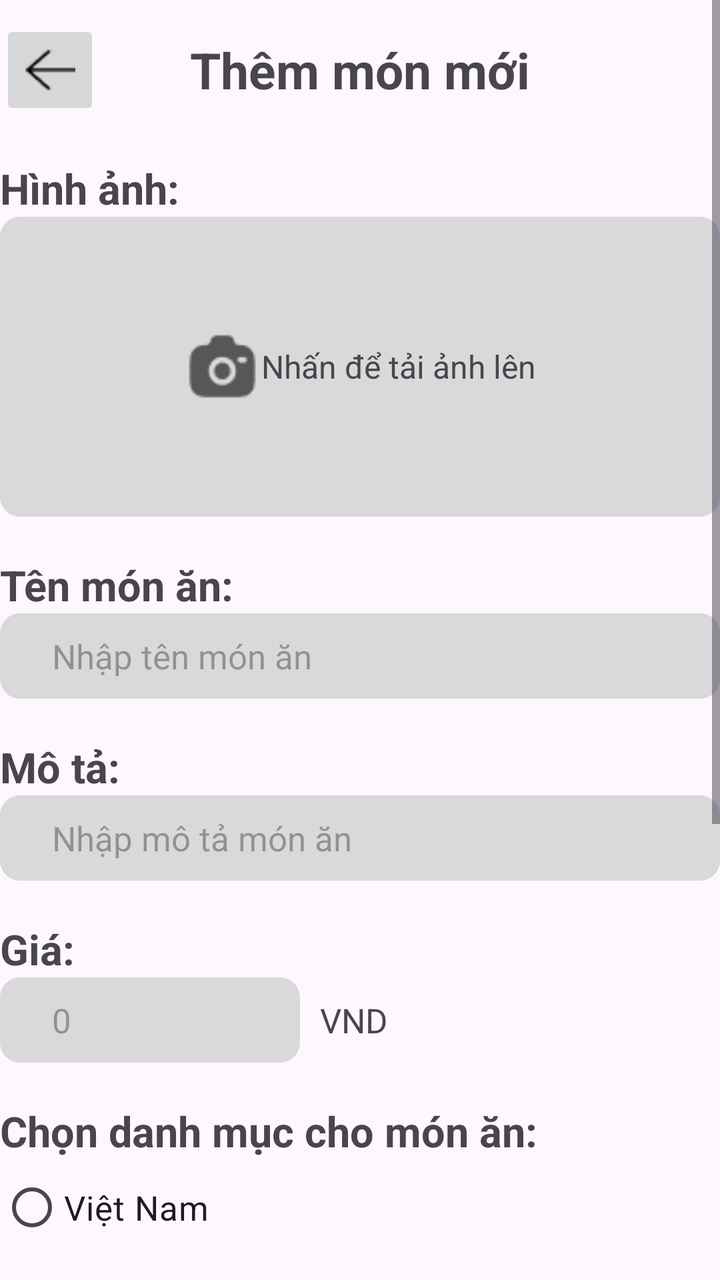
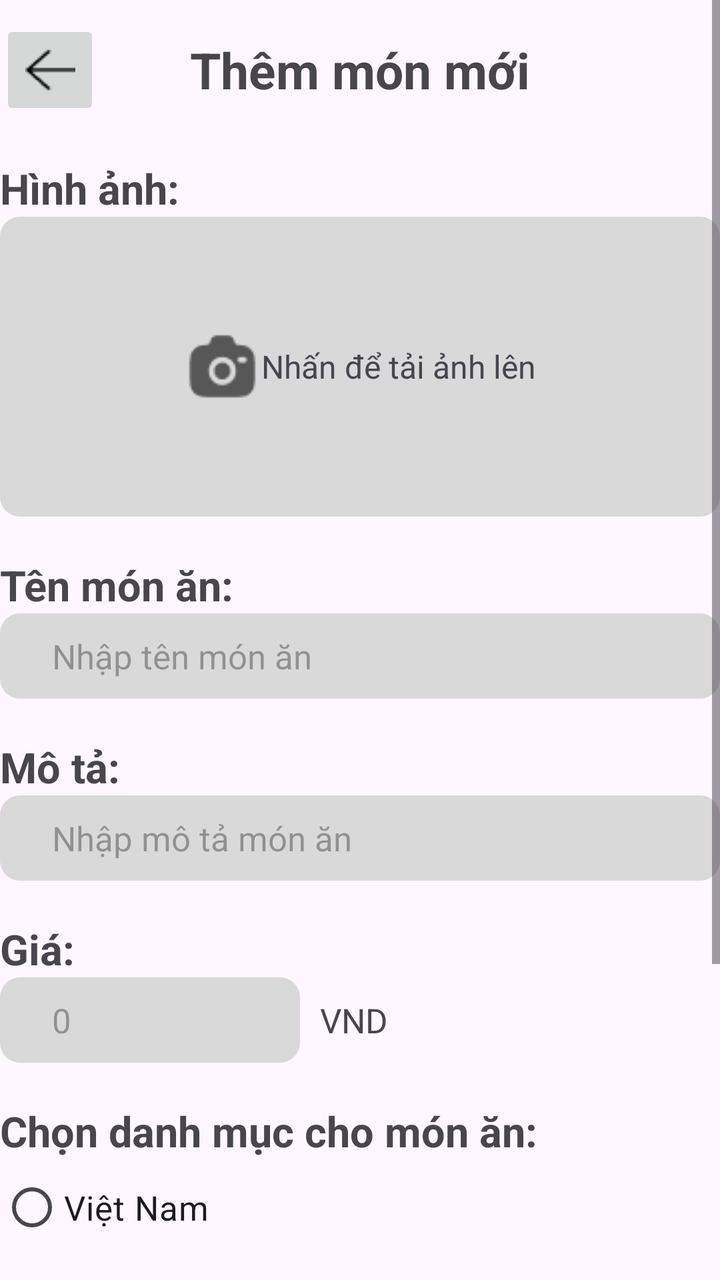

An Android layout rendered at two revisions. The XML below is the earlier revision; the diff shows what the commit changed to produce the second picture.
<!-- AndroidManifest.xml: application theme Theme.TTCN_DangNhap -->
<!-- res/layout/activity_them_mon.xml -->
<?xml version="1.0" encoding="utf-8"?>
<LinearLayout xmlns:android="http://schemas.android.com/apk/res/android"
    xmlns:app="http://schemas.android.com/apk/res-auto"
    xmlns:tools="http://schemas.android.com/tools"
    android:id="@+id/main"
    android:layout_width="match_parent"
    android:layout_height="match_parent"
    android:layout_marginHorizontal="10dp"
    android:layout_marginVertical="10dp"
    tools:context=".ThemMon"
    android:orientation="horizontal">

    <ScrollView
        android:layout_width="match_parent"
        android:layout_height="match_parent"
        >

        <LinearLayout
            android:layout_width="match_parent"
            android:layout_height="wrap_content"
            android:orientation="vertical">


            <LinearLayout
                android:layout_marginVertical="10dp"
                android:layout_width="match_parent"
                android:layout_height="wrap_content">
                <ImageButton
                    android:id="@+id/ibtnBack"
                    android:layout_width="50dp"
                    android:layout_height="50dp"
                    android:layout_weight="0"
                    android:src="@drawable/back"
                    >

                </ImageButton>

                <TextView
                    android:layout_width="wrap_content"
                    android:layout_height="match_parent"
                    android:text="Thêm món mới"
                    android:gravity="center"
                    android:layout_weight="1"
                    android:textSize="25dp"
                    android:textStyle="bold"
                    android:layout_gravity="center"

                    />
                <ImageButton

                    android:layout_width="50dp"
                    android:layout_height="50dp"
                    android:layout_weight="0"
                    android:background="@null"
                    >

                </ImageButton>

            </LinearLayout>

            <LinearLayout
                android:layout_marginVertical="10dp"
                android:layout_width="match_parent"
                android:layout_height="wrap_content"
                android:orientation="vertical">

                <TextView
                    android:layout_width="wrap_content"
                    android:layout_height="wrap_content"
                    android:text="Hình ảnh:"
                    android:textStyle="bold"
                    android:textSize="21dp"
                    android:layout_weight="1"/>
                
                <LinearLayout
                    android:id="@+id/addimgZone"
                    android:layout_width="match_parent"
                    android:layout_height="150dp"
                    android:orientation="horizontal"
                    android:background="@drawable/cr10bd9d9d9"
                    android:gravity="center">

                    <ImageView
                        android:id="@+id/imgPreview"
                        android:layout_width="wrap_content"
                        android:layout_height="wrap_content"
                        android:src="@drawable/solar_camera_bold"/>
                    <TextView
                        android:layout_width="wrap_content"
                        android:layout_height="wrap_content"
                        android:text="Nhấn để tải ảnh lên"

                        android:textSize="16dp"
                        />

                </LinearLayout>

                



            </LinearLayout>

            <LinearLayout

                android:layout_marginVertical="10dp"
                android:layout_width="match_parent"
                android:layout_height="wrap_content"
                android:orientation="vertical">
                <TextView
                    android:layout_width="wrap_content"
                    android:layout_height="wrap_content"
                    android:text="Tên món ăn:"
                    android:textStyle="bold"
                    android:textSize="21dp"
                    android:layout_weight="1"/>

                <LinearLayout
                    android:layout_width="match_parent"
                    android:layout_height="wrap_content"
                    android:orientation="horizontal"
                    android:background="@drawable/cr10bd9d9d9">

                    <EditText
                        android:id="@+id/etxtFoodName"
                        android:inputType="text"
                        android:background="@null"
                        android:hint="Nhập tên món ăn"
                        android:textColor="#000000"
                        android:textSize="17sp"
                        android:layout_marginEnd="4dp"
                        android:layout_width="0dp"
                        android:layout_height="wrap_content"
                        android:layout_weight="1"
                        android:paddingVertical="10dp"
                        android:paddingLeft="26dp"/>
                </LinearLayout>







            </LinearLayout>

            <LinearLayout
                android:layout_marginVertical="10dp"
                android:layout_width="match_parent"
                android:layout_height="wrap_content"
                android:orientation="vertical">
                <TextView
                    android:layout_width="wrap_content"
                    android:layout_height="wrap_content"
                    android:text="Mô tả:"
                    android:textStyle="bold"
                    android:textSize="21dp"
                    android:layout_weight="1"/>

                <LinearLayout
                    android:layout_width="match_parent"
                    android:layout_height="wrap_content"
                    android:orientation="horizontal"
                    android:background="@drawable/cr10bd9d9d9">

                    <EditText
                        android:id="@+id/etxtDesc"
                        android:inputType="text"
                        android:background="@null"
                        android:hint="Nhập mô tả món ăn"
                        android:textColor="#000000"
                        android:textSize="17sp"
                        android:layout_marginEnd="4dp"
                        android:layout_width="0dp"
                        android:layout_height="wrap_content"
                        android:layout_weight="1"
                        android:paddingVertical="10dp"
                        android:paddingLeft="26dp"/>
                </LinearLayout>







            </LinearLayout>

            <LinearLayout
                android:layout_marginVertical="10dp"
                android:layout_width="match_parent"
                android:layout_height="wrap_content"
                android:orientation="vertical">
                <TextView
                    android:layout_width="wrap_content"
                    android:layout_height="wrap_content"
                    android:text="Giá:"
                    android:textStyle="bold"
                    android:textSize="21dp"
                    />

                <LinearLayout
                    android:layout_width="match_parent"
                    android:layout_height="wrap_content"
                    android:orientation="horizontal">
                    <LinearLayout
                        android:layout_width="0dp"
                        android:layout_height="wrap_content"
                        android:layout_weight="3"
                        android:orientation="horizontal"
                        android:background="@drawable/cr10bd9d9d9">

                        <EditText
                            android:id="@+id/etxtPrice"
                            android:inputType="number"
                            android:background="@null"
                            android:hint="0"
                            android:textColor="#000000"
                            android:textSize="17sp"
                            android:layout_marginEnd="4dp"
                            android:layout_width="0dp"
                            android:layout_height="wrap_content"
                            android:layout_weight="1"
                            android:paddingVertical="10dp"
                            android:paddingLeft="26dp"/>
                    </LinearLayout>

                    <TextView
                        android:layout_marginLeft="10dp"
                        android:layout_width="0dp"
                        android:layout_weight="4"
                        android:text="VND"
                        android:textSize="17dp"
                        android:layout_gravity="center"
                        android:layout_height="wrap_content"/>
                </LinearLayout>









            </LinearLayout>

            <LinearLayout
                android:layout_marginVertical="10dp"
                android:layout_width="match_parent"
                android:layout_height="wrap_content"
                android:orientation="vertical">

                <TextView
                    android:layout_width="wrap_content"
                    android:layout_height="wrap_content"
                    android:text="Chọn danh mục cho món ăn:"
                    android:textStyle="bold"
                    android:textSize="21dp" />
                
               <RadioGroup
                   android:id="@+id/rbgQuocGia"
                   android:layout_width="match_parent"
                   android:layout_height="match_parent">

                   <RadioButton
                       android:id="@+id/rbVN"
                       android:layout_width="wrap_content"
                       android:layout_height="wrap_content"
                       android:text="Việt Nam"
                       android:textSize="17dp"
                       android:layout_margin="0dp"


                       />

                   <RadioButton
                       android:id="@+id/rbTL"
                       android:layout_width="wrap_content"
                       android:layout_height="wrap_content"
                       android:text="Thái Lan"
                       android:textSize="17dp"
                       android:layout_margin="0dp"
                       />

                   <RadioButton
                       android:id="@+id/rbHQ"
                       android:layout_width="wrap_content"
                       android:layout_height="wrap_content"
                       android:text="Hàn quốc"
                       android:textSize="17dp"
                       android:layout_margin="0dp"
                       />

                   <RadioButton
                       android:id="@+id/rbTQ"
                       android:layout_width="wrap_content"
                       android:layout_height="wrap_content"
                       android:text="Trung Quốc"
                       android:textSize="17dp"
                       android:layout_margin="0dp"
                       />
                   


















               </RadioGroup>



            </LinearLayout>

            <LinearLayout
                android:layout_marginVertical="10dp"
                android:layout_width="match_parent"
                android:layout_height="wrap_content"
                android:orientation="vertical">
                <TextView
                    android:layout_width="wrap_content"
                    android:layout_height="wrap_content"
                    android:text="Tùy chọn cho món ăn:"
                    android:textStyle="bold"
                    android:textSize="21dp" />

                <RadioGroup
                    android:layout_width="wrap_content"
                    android:layout_height="wrap_content">

                    <RadioButton
                        android:id="@+id/rbDacBiet"
                        android:layout_width="wrap_content"
                        android:layout_height="wrap_content"
                        android:text="Món ăn đặt biệt"
                        android:textSize="17dp"



                        />
                    <RadioButton
                        android:id="@+id/rbBinhThuong"
                        android:layout_width="wrap_content"
                        android:layout_height="wrap_content"
                        android:text="Món bình thường"
                        android:textSize="17dp"

                        />


                </RadioGroup>

            </LinearLayout>

            <LinearLayout
                android:layout_marginTop="10dp"
                android:layout_marginBottom="10dp"
                android:layout_width="match_parent"
                android:layout_height="wrap_content"
                android:orientation="horizontal"
                >

                <Button
                    android:id="@+id/btnCancel"
                    android:layout_width="wrap_content"
                    android:layout_height="wrap_content"
                    android:text="Hủy bỏ"
                    android:backgroundTint="@color/design_default_color_error"
                    android:layout_weight="1">
                </Button>

                <View
                    android:layout_width="0dp"
                    android:layout_height="wrap_content"
                    android:layout_weight="1" />

                <Button
                    android:id="@+id/btnSave"
                    android:layout_width="wrap_content"
                    android:layout_height="wrap_content"
                    android:text="Lưu món"
                    android:backgroundTint="@color/design_default_color_secondary"

                    android:layout_weight="1">
                </Button>

            </LinearLayout>




        </LinearLayout>





    </ScrollView>



</LinearLayout>
<!-- resources referenced by this layout -->
<resources>
  <!-- drawable back: png bitmap (drawable, 273 bytes) -->
  <!-- drawable cr10bd9d9d9 (drawable) -->
  <?xml version="1.0" encoding="UTF-8"?>
  <shape
  	xmlns:android="http://schemas.android.com/apk/res/android">
  	<solid
  		android:color="#D9D9D9"
  	/>
  	<corners
  		android:radius="10dp"
  	/>      
  </shape>
  <!-- drawable solar_camera_bold: png bitmap (drawable, 695 bytes) -->
  <style name="Theme.TTCN_DangNhap" parent="Base.Theme.TTCN_DangNhap" />
  <style name="Base.Theme.TTCN_DangNhap" parent="Theme.Material3.DayNight.NoActionBar">
          
          
      </style>
</resources>

<!-- the commit's change to res/layout/activity_them_mon.xml (unified diff, before → after) -->
@@ -325,45 +325,45 @@
 
             </LinearLayout>
 
-            <LinearLayout
-                android:layout_marginVertical="10dp"
-                android:layout_width="match_parent"
-                android:layout_height="wrap_content"
-                android:orientation="vertical">
-                <TextView
-                    android:layout_width="wrap_content"
-                    android:layout_height="wrap_content"
-                    android:text="Tùy chọn cho món ăn:"
-                    android:textStyle="bold"
-                    android:textSize="21dp" />
-
-                <RadioGroup
-                    android:layout_width="wrap_content"
-                    android:layout_height="wrap_content">
-
-                    <RadioButton
-                        android:id="@+id/rbDacBiet"
-                        android:layout_width="wrap_content"
-                        android:layout_height="wrap_content"
-                        android:text="Món ăn đặt biệt"
-                        android:textSize="17dp"
-
-
-
-                        />
-                    <RadioButton
-                        android:id="@+id/rbBinhThuong"
-                        android:layout_width="wrap_content"
-                        android:layout_height="wrap_content"
-                        android:text="Món bình thường"
-                        android:textSize="17dp"
-
-                        />
-
-
-                </RadioGroup>
-
-            </LinearLayout>
+
+
+
+
+
+
+
+
+
+
+
+
+
+
+
+
+
+
+
+
+
+
+
+
+
+
+
+
+
+
+
+
+
+
+
+
+
+
+
 
             <LinearLayout
                 android:layout_marginTop="10dp"
